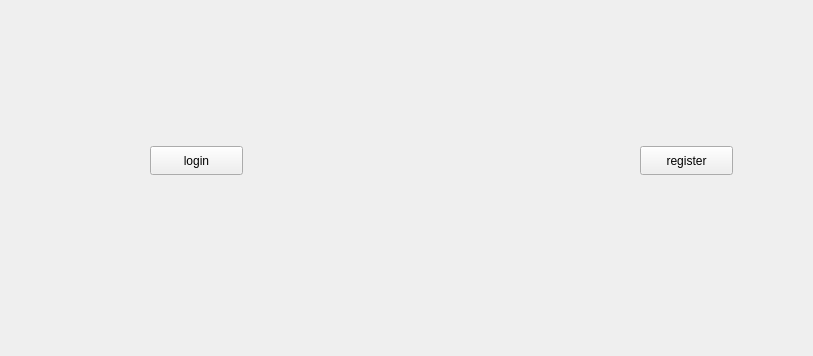
Qt form mainwindow.ui (dinabagherzadeh264-db/Slay-The-Spire) before a commit; both pictures show x 0 to 813 and y 244 to 600 of the 916 by 600 pixel window.
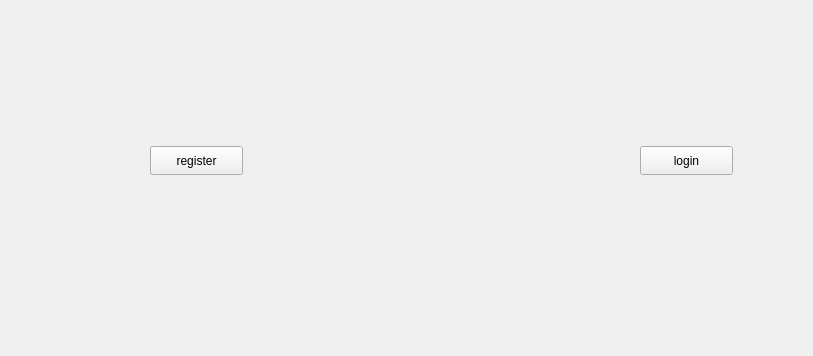
The same form after that commit.

Commit message: fit : add register page

```diff
--- a/mainwindow.ui
+++ b/mainwindow.ui
@@ -24,7 +24,7 @@
      </rect>
     </property>
     <property name="text">
-     <string>login</string>
+     <string>register</string>
     </property>
    </widget>
    <widget class="QPushButton" name="btnLogin">
@@ -37,7 +37,7 @@
      </rect>
     </property>
     <property name="text">
-     <string>register</string>
+     <string>login</string>
     </property>
    </widget>
   </widget>
```
The commit also changes 7 other files.
